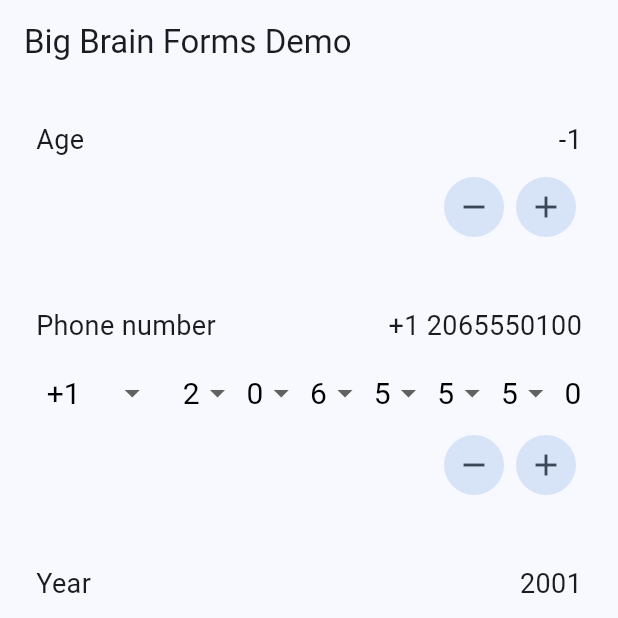
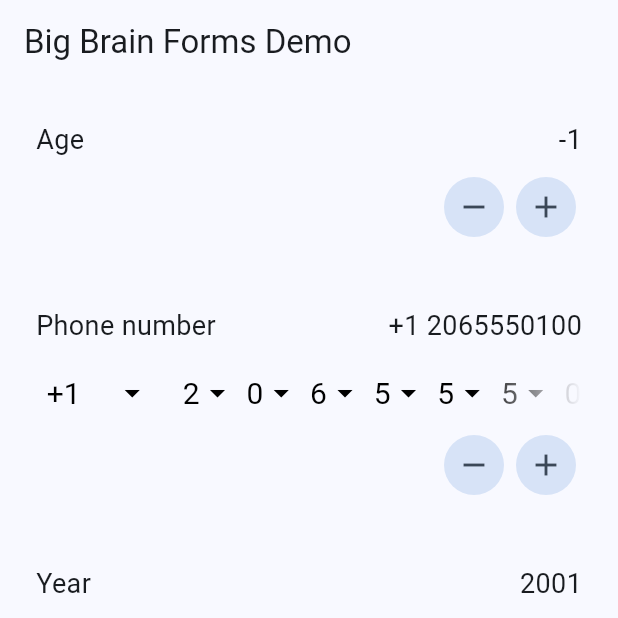
Before and after one commit to Yukinosuke-Takada/big_brain_forms, a Flutter app: the screen it shows after launch, after a tap on the "remove" icon, on a phone screen of 412 x 824 dp, the top half of it. Run offline on Flutter 3.47's test engine with Material 2 defaults, Android fonts, the phone set to English and light mode, and no system bars.

Commit message:
feature: shaderMask on phoneNumberPicker

```diff
--- a/lib/src/phone_number_picker/phone_number_picker.dart
+++ b/lib/src/phone_number_picker/phone_number_picker.dart
@@ -64,6 +64,10 @@ class _PhoneNumberPickerState extends State<PhoneNumberPicker> {
       widget.controller ?? _localController!;
   late PhoneNumber _value;
 
+  late final ScrollController _scrollController;
+  double _scrollPosition = 0.0;
+  double _scrollMax = 0.0;
+
   @override
   void initState() {
     _value = PhoneNumber(
@@ -80,11 +84,19 @@ class _PhoneNumberPickerState extends State<PhoneNumberPicker> {
       );
     }
     _effectiveController.addListener(_handleValueChange);
+
+    _scrollController = ScrollController();
+    _scrollController.addListener(_setScrollPositions);
+    WidgetsBinding.instance.addPostFrameCallback((_) {
+      _setScrollPositions();
+    });
     super.initState();
   }
 
   @override
   void dispose() {
+    _scrollController.dispose();
+
     _effectiveController.removeListener(_handleValueChange);
     _localController?.dispose();
     super.dispose();
@@ -95,6 +107,21 @@ class _PhoneNumberPickerState extends State<PhoneNumberPicker> {
     widget.onValueChanged?.call(newValue);
     setState(() {
       _value = newValue;
+    });
+  }
+
+  void _setScrollPositions() {
+    final double currentScrollPosition = _scrollController.position.pixels;
+    final double currentScrollMax = _scrollController.position.maxScrollExtent;
+    if (currentScrollPosition < 0 && _scrollPosition < 0) {
+      return;
+    }
+    if (currentScrollPosition > currentScrollMax && _scrollPosition > currentScrollMax) {
+      return;
+    }
+    setState(() {
+      _scrollPosition = currentScrollPosition;
+      _scrollMax = currentScrollMax;
     });
   }
 
@@ -113,6 +140,16 @@ class _PhoneNumberPickerState extends State<PhoneNumberPicker> {
       return false;
     }
     return true;
+  }
+
+  int _to255(double value) {
+    if (value < 0) {
+      return 0;
+    }
+    if (value > 255) {
+      return 255;
+    }
+    return value.floor();
   }
 
   @override
@@ -141,10 +178,28 @@ class _PhoneNumberPickerState extends State<PhoneNumberPicker> {
             ],
           ),
           SizedBox(height: widget.labelBottomPadding),
-          Align(
+          ShaderMask(
+            shaderCallback: (Rect rect) {
+              final Color startColor = _scrollPosition < 50
+                  ? Color.fromARGB(255 - _to255(_scrollPosition / 50 * 255), 0, 0, 0)
+                  : Colors.transparent;
+              final Color endColor = _scrollMax - _scrollPosition < 50
+                  ? Color.fromARGB(255 - _to255((_scrollMax - _scrollPosition) / 50 * 255), 0, 0, 0)
+                  : Colors.transparent;
+              return LinearGradient(
+                begin: Alignment.centerLeft,
+                end: Alignment.centerRight,
+                colors: <Color>[startColor, Colors.black, Colors.black, endColor],
+                stops: const <double>[0.0, 0.2, 0.8, 1.0],
+              ).createShader(rect);
+            },
+            child: SizedBox(
+              width: double.infinity,
+              child: Align(
                 alignment: Alignment.centerRight,
                 child: SingleChildScrollView(
                   scrollDirection: Axis.horizontal,
+                  controller: _scrollController,
                   child: Row(
                     children: [
                       SizedBox(
@@ -204,18 +259,22 @@ class _PhoneNumberPickerState extends State<PhoneNumberPicker> {
                   ),
                 )
               ),
+            )
+          ),
           Row(
             children: [
               const Spacer(),
               IconButton.filledTonal(
                 onPressed: canDecrement() ? () {
                   if (canDecrement()) _effectiveController.removeDigit();
+                  _setScrollPositions();
                 } : null,
                 icon: widget.decrementIcon,
               ),
               IconButton.filledTonal(
                 onPressed: canIncrement() ? () {
                   if (canIncrement()) _effectiveController.addDigit();
+                  _setScrollPositions();
                 } : null,
                 icon: widget.incrementIcon,
               ),
```
Lines whose indentation alone changed are shown as unchanged.
